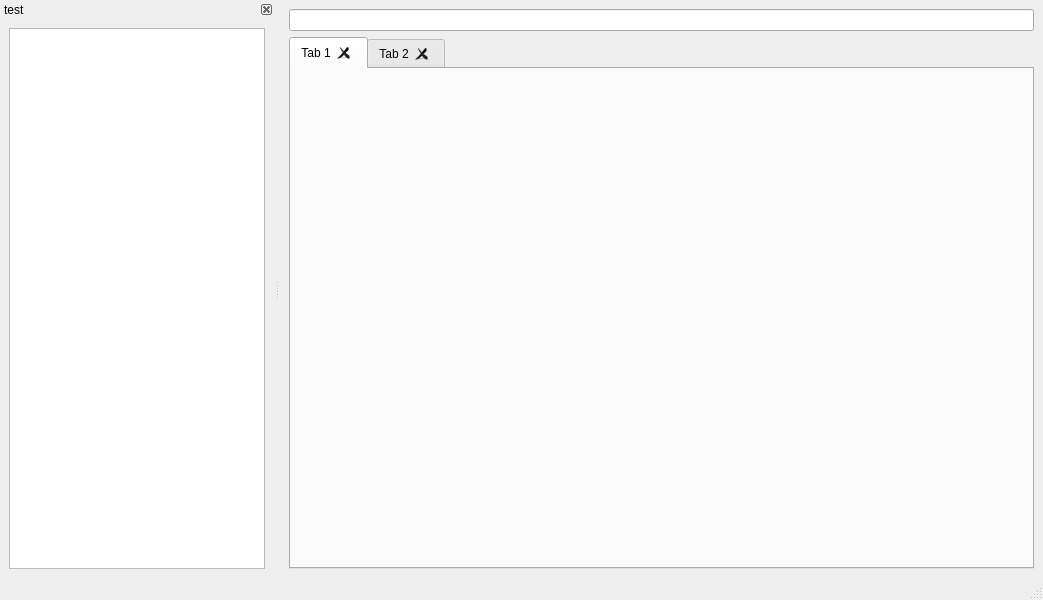
arsham/gistflow, file qml/mainwindow.ui: the form before one commit.
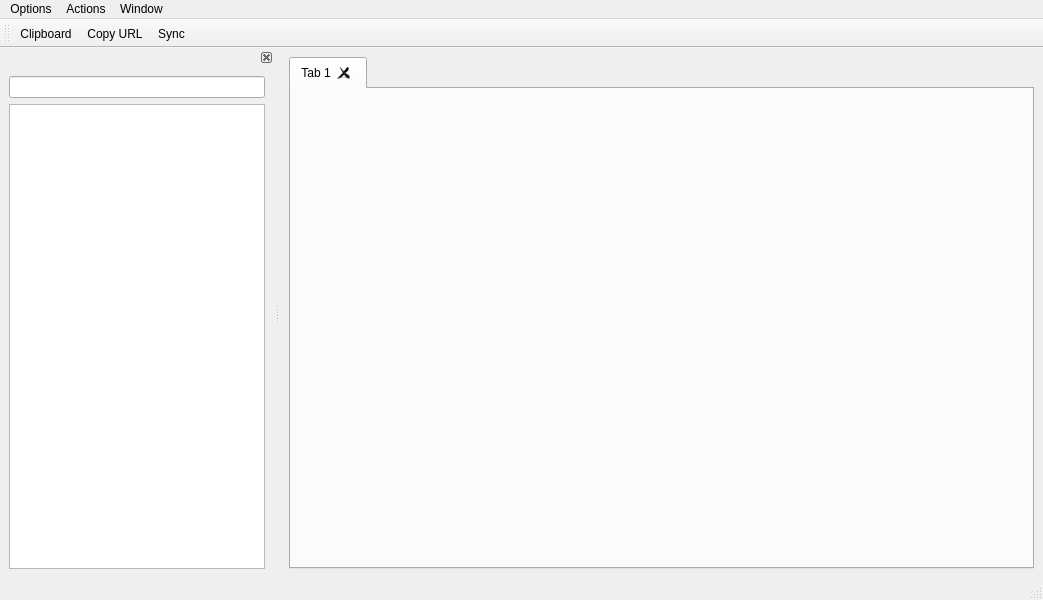
The form after the commit.

Commit message: show toolbar (closes #15) refactor MainWindow add new clipboard actions (closes #16 and #17)

Diff of the .ui file:
```diff
--- a/qml/mainwindow.ui
+++ b/qml/mainwindow.ui
@@ -15,9 +15,6 @@
   </property>
   <widget class="QWidget" name="centralwidget">
    <layout class="QVBoxLayout" name="verticalLayout">
-    <item>
-     <widget class="QLineEdit" name="lineEdit"/>
-    </item>
     <item>
      <widget class="QTabWidget" name="tabWidget">
       <property name="currentIndex">
@@ -26,16 +23,14 @@
       <property name="tabsClosable">
        <bool>true</bool>
       </property>
+      <property name="movable">
+       <bool>true</bool>
+      </property>
       <widget class="QWidget" name="tab">
        <attribute name="title">
         <string>Tab 1</string>
        </attribute>
       </widget>
-      <widget class="QWidget" name="tab_2">
-       <attribute name="title">
-        <string>Tab 2</string>
-       </attribute>
-      </widget>
      </widget>
     </item>
    </layout>
@@ -46,16 +41,41 @@
      <x>0</x>
      <y>0</y>
      <width>1043</width>
-     <height>30</height>
+     <height>23</height>
     </rect>
    </property>
+   <widget class="QMenu" name="menuOptions">
+    <property name="title">
+     <string>Options</string>
+    </property>
+    <addaction name="actionSettings"/>
+    <addaction name="separator"/>
+    <addaction name="actionQuit"/>
+   </widget>
+   <widget class="QMenu" name="menuWindow">
+    <property name="title">
+     <string>Window</string>
+    </property>
+    <addaction name="actionToolbar"/>
+    <addaction name="actionGistList"/>
+   </widget>
+   <widget class="QMenu" name="menuActions">
+    <property name="title">
+     <string>Actions</string>
+    </property>
+    <addaction name="actionClipboard"/>
+    <addaction name="actionCopyURL"/>
+   </widget>
+   <addaction name="menuOptions"/>
+   <addaction name="menuActions"/>
+   <addaction name="menuWindow"/>
   </widget>
   <widget class="QStatusBar" name="statusbar"/>
   <widget class="QDockWidget" name="dockWidget">
    <property name="minimumSize">
     <size>
      <width>100</width>
-     <height>130</height>
+     <height>131</height>
     </size>
    </property>
    <property name="features">
@@ -65,7 +85,7 @@
     <set>Qt::LeftDockWidgetArea|Qt::RightDockWidgetArea</set>
    </property>
    <property name="windowTitle">
-    <string>test</string>
+    <string/>
    </property>
    <attribute name="dockWidgetArea">
     <number>1</number>
@@ -73,11 +93,117 @@
    <widget class="QWidget" name="dockWidgetContents">
     <layout class="QVBoxLayout" name="verticalLayout_2">
      <item>
-      <widget class="QListView" name="listView"/>
+      <widget class="QLineEdit" name="userInput"/>
+     </item>
+     <item>
+      <widget class="QListView" name="gistList"/>
      </item>
     </layout>
    </widget>
   </widget>
+  <widget class="QToolBar" name="toolBar">
+   <property name="sizePolicy">
+    <sizepolicy hsizetype="Preferred" vsizetype="Preferred">
+     <horstretch>0</horstretch>
+     <verstretch>45</verstretch>
+    </sizepolicy>
+   </property>
+   <property name="minimumSize">
+    <size>
+     <width>0</width>
+     <height>45</height>
+    </size>
+   </property>
+   <property name="baseSize">
+    <size>
+     <width>0</width>
+     <height>45</height>
+    </size>
+   </property>
+   <property name="windowTitle">
+    <string>toolBar</string>
+   </property>
+   <property name="iconSize">
+    <size>
+     <width>22</width>
+     <height>22</height>
+    </size>
+   </property>
+   <property name="floatable">
+    <bool>false</bool>
+   </property>
+   <attribute name="toolBarArea">
+    <enum>TopToolBarArea</enum>
+   </attribute>
+   <attribute name="toolBarBreak">
+    <bool>false</bool>
+   </attribute>
+   <addaction name="actionClipboard"/>
+   <addaction name="actionCopyURL"/>
+   <addaction name="actionSync"/>
+  </widget>
+  <action name="actionClipboard">
+   <property name="text">
+    <string>Clipboard</string>
+   </property>
+   <property name="toolTip">
+    <string>Copy to clipboard</string>
+   </property>
+  </action>
+  <action name="actionQuit">
+   <property name="text">
+    <string>E&amp;xit</string>
+   </property>
+   <property name="shortcut">
+    <string>Ctrl+Q</string>
+   </property>
+  </action>
+  <action name="actionToolbar">
+   <property name="checkable">
+    <bool>true</bool>
+   </property>
+   <property name="checked">
+    <bool>true</bool>
+   </property>
+   <property name="text">
+    <string>Toolbar</string>
+   </property>
+  </action>
+  <action name="actionGistList">
+   <property name="checkable">
+    <bool>true</bool>
+   </property>
+   <property name="checked">
+    <bool>true</bool>
+   </property>
+   <property name="text">
+    <string>Gist List</string>
+   </property>
+  </action>
+  <action name="actionSettings">
+   <property name="text">
+    <string>Settings</string>
+   </property>
+  </action>
+  <action name="actionSync">
+   <property name="text">
+    <string>Sync</string>
+   </property>
+   <property name="toolTip">
+    <string>Sync gists</string>
+   </property>
+   <property name="shortcut">
+    <string>Ctrl+Alt+S</string>
+   </property>
+  </action>
+  <action name="actionCopyURL">
+   <property name="text">
+    <string>Copy URL</string>
+   </property>
+   <property name="toolTip">
+    <string>Copy gist URL to clipboard</string>
+   </property>
+  </action>
  </widget>
  <resources/>
  <connections/>
```
Left out of the diff: 51 changed lines with no effect on the pictures. The commit also changes 23 other files.
